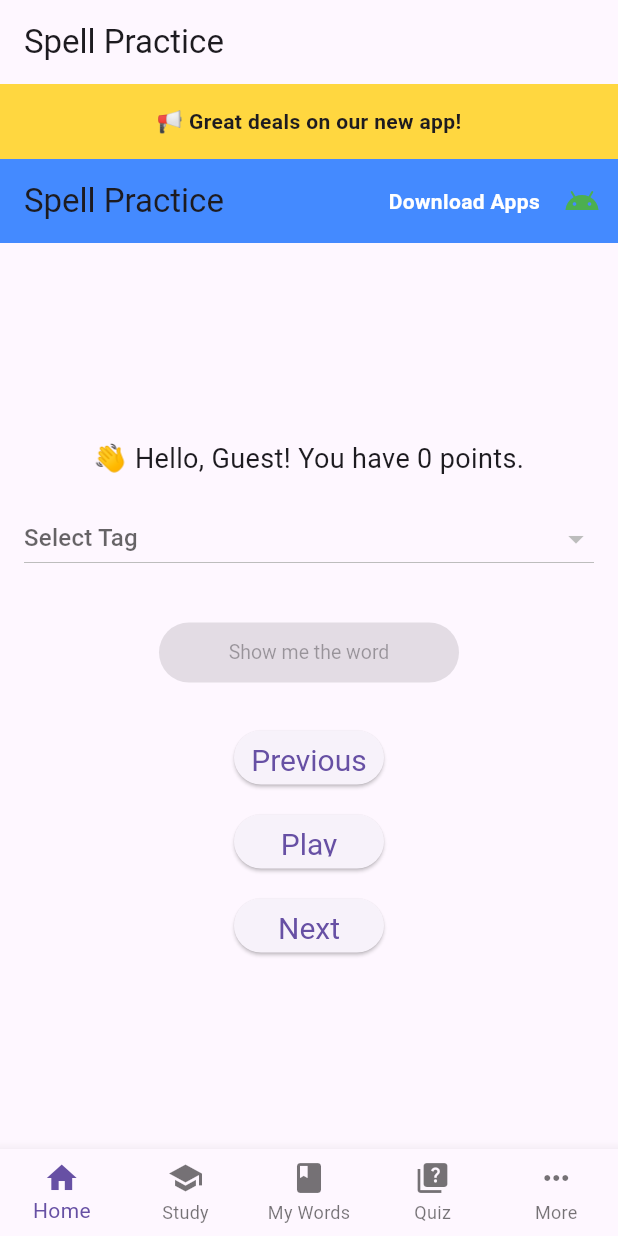
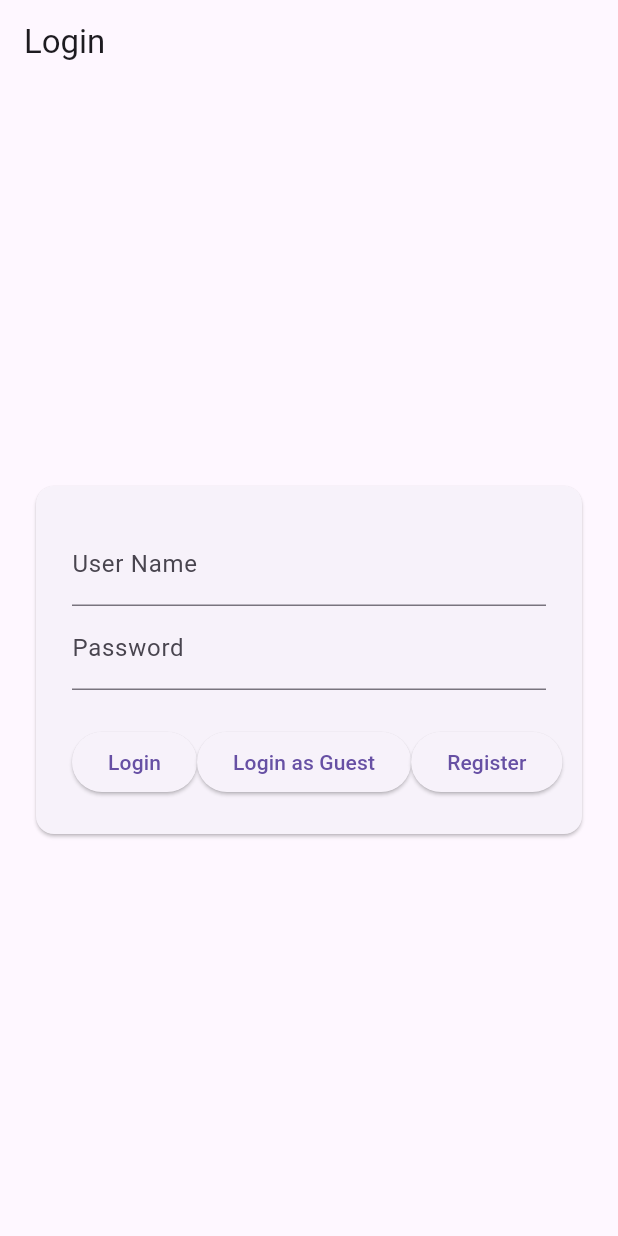
Before and after one commit to 816eric/FlutterSpell, a Flutter app: the screen it shows after launch, on a phone screen of 412 x 824 dp. Run offline on Flutter 3.47's test engine with Material 3 defaults, Android fonts, the phone set to English and light mode, and no system bars; our stand-ins replace flutter_tts, image_picker, shared_preferences; missing offline and left inert: dart:js_util, google_ml_kit.

Commit message:
add login page

```diff
--- a/lib/main.dart
+++ b/lib/main.dart
@@ -9,7 +9,13 @@ import 'services/spell_api_service.dart';
 import 'screens/settings.dart';
 import 'screens/reward_page.dart';
 import 'screens/history_page.dart';
+import 'screens/login_page.dart';
 import 'package:shared_preferences/shared_preferences.dart';
+
+Future<String?> _getLoggedInUser() async {
+  final prefs = await SharedPreferences.getInstance();
+  return prefs.getString('loggedInUser');
+}
 
 void main() {
   runApp(SpellApp());
@@ -18,17 +24,36 @@ void main() {
 class SpellApp extends StatelessWidget {
   @override
   Widget build(BuildContext context) {
+    return FutureBuilder<String?>(
+      future: _getLoggedInUser(),
+      builder: (context, snapshot) {
+        if (snapshot.connectionState != ConnectionState.done) {
+          return const MaterialApp(home: Scaffold(body: Center(child: CircularProgressIndicator())));
+        }
+        final loggedInUser = snapshot.data;
+        final bool needsLogin = (loggedInUser == null || loggedInUser.isEmpty || loggedInUser == 'Guest');
+        final Widget homeWidget = needsLogin ? const LoginPage() : MainTabController();
+        print('SpellApp: launching app, needsLogin=$needsLogin, home=${homeWidget.runtimeType}');
         return MaterialApp(
           title: 'Spell Practice App',
           theme: ThemeData(primarySwatch: Colors.blue),
-      home: MainTabController(),
+          home: homeWidget,
           routes: {
+            '/login': (context) { print('Route /login builder'); return const LoginPage(); },
+            '/home': (context) { print('Route /home builder'); return MainTabController(); },
             '/reward': (context) {
+              try {
                 final args = ModalRoute.of(context)?.settings.arguments;
                 final userName = (args is String && args.isNotEmpty) ? args : "Guest";
                 return RewardPage(currentUserName: userName);
+              } catch (e, st) {
+                print('Error building /reward: $e');
+                print(st);
+                return Scaffold(body: Center(child: Text('Failed to build RewardPage: $e')));
+              }
             },
             '/settings': (context) {
+              try {
                 final mainTabState = context.findAncestorStateOfType<_MainTabControllerState>();
                 return SettingsPage(
                   onLogin: (userName) {
@@ -38,12 +63,25 @@ class SpellApp extends StatelessWidget {
                     Navigator.of(context).pop();
                   },
                 );
+              } catch (e, st) {
+                print('Error building /settings: $e');
+                print(st);
+                return Scaffold(body: Center(child: Text('Failed to build SettingsPage: $e')));
+              }
             },
             '/history': (context) {
+              try {
                 final args = ModalRoute.of(context)?.settings.arguments;
                 final userName = (args is String && args.isNotEmpty) ? args : "Guest";
                 return HistoryPage(currentUserName: userName);
+              } catch (e, st) {
+                print('Error building /history: $e');
+                print(st);
+                return Scaffold(body: Center(child: Text('Failed to build HistoryPage: $e')));
+              }
             },
+          },
+        );
       },
     );
   }
@@ -99,23 +137,7 @@ class _MainTabControllerState extends State<MainTabController> {
     }
   }
 
-  Future<void> _ensureValidUserName() async {
-    String name = userName;
-    if (name.isEmpty) {
-      setState(() {
-        userName = "Guest";
-      });
-      return;
-    }
-    try {
-      // Try to fetch profile, fallback to Guest if fails
-      await SpellApiService.getUserProfile(name);
-    } catch (_) {
-      setState(() {
-        userName = "Guest";
-      });
-    }
-  }
+
 
   void _onUserLogin(String newUserName) async {
     String name = newUserName.trim();
--- a/lib/screens/home_page.dart
+++ b/lib/screens/home_page.dart
@@ -8,7 +8,6 @@ import '../services/spell_api_service.dart';
 import '../services/tts_helper.dart';
 import 'package:url_launcher/url_launcher.dart';
 import 'my_words_page.dart';
-import '../../main.dart';
 // For url_launcher compatibility with web, use launch and canLaunch with String
 
 class HomePage extends StatefulWidget {
@@ -114,13 +113,12 @@ class _HomePageState extends State<HomePage> {
         spellRepeatCount = spellRepeatCount;
       });
       if (tagNames.isEmpty) {
-        // Show SnackBar and switch to My Words tab
+        // Show SnackBar and navigate to My Words page so user can add tags
         WidgetsBinding.instance.addPostFrameCallback((_) {
           ScaffoldMessenger.of(context).showSnackBar(
             const SnackBar(content: Text('Please add words/tags in My Words page.')),
           );
-          // Switch to My Words tab (index 2)
-          MainTabController.switchToTab(2);
+          Navigator.of(context).push(MaterialPageRoute(builder: (_) => MyWordsPage(userName: user)));
         });
         return;
       }
--- /dev/null
+++ b/lib/screens/login_page.dart
@@ -0,0 +1,157 @@
+import 'package:flutter/material.dart';
+import 'package:shared_preferences/shared_preferences.dart';
+import '../services/spell_api_service.dart';
+
+class LoginPage extends StatefulWidget {
+  const LoginPage({Key? key}) : super(key: key);
+
+  @override
+  State<LoginPage> createState() => _LoginPageState();
+}
+
+class _LoginPageState extends State<LoginPage> {
+  final TextEditingController _nameController = TextEditingController();
+  final TextEditingController _passwordController = TextEditingController();
+  String _error = '';
+  bool _loading = false;
+
+  Future<void> _handleLogin() async {
+    setState(() { _loading = true; _error = ''; });
+    final name = _nameController.text.trim();
+    final password = _passwordController.text;
+    if (name.isEmpty || password.isEmpty) {
+      setState(() { _error = 'Please enter both user name and password.'; _loading = false; });
+      return;
+    }
+    try {
+      final isValid = await SpellApiService.verifyUserPassword(name, password);
+      if (isValid) {
+        final prefs = await SharedPreferences.getInstance();
+        await prefs.setString('loggedInUser', name);
+        Navigator.of(context).pushReplacementNamed('/home');
+      } else {
+        setState(() { _error = 'Incorrect user name or password.'; });
+      }
+    } catch (e) {
+      setState(() { _error = 'Login failed.'; });
+    } finally {
+      setState(() { _loading = false; });
+    }
+  }
+
+  Future<void> _handleGuestLogin() async {
+    final prefs = await SharedPreferences.getInstance();
+    await prefs.setString('loggedInUser', 'Guest');
+    Navigator.of(context).pushReplacementNamed('/home');
+  }
+
+  Future<void> _handleRegister() async {
+    setState(() { _loading = true; _error = ''; });
+    final name = _nameController.text.trim();
+    final password = _passwordController.text;
+    if (name.isEmpty || password.isEmpty) {
+      setState(() { _error = 'Please enter both user name and password.'; _loading = false; });
+      return;
+    }
+    final confirm = await showDialog<String>(
+      context: context,
+      builder: (context) {
+        final TextEditingController _confirmController = TextEditingController();
+        return AlertDialog(
+          title: const Text('Confirm Password'),
+          content: Column(
+            mainAxisSize: MainAxisSize.min,
+            children: [
+              const Text('Please confirm your password:'),
+              TextField(
+                controller: _confirmController,
+                obscureText: true,
+                decoration: const InputDecoration(labelText: 'Confirm Password'),
+              ),
+            ],
+          ),
+          actions: [
+            TextButton(
+              onPressed: () => Navigator.of(context).pop(null),
+              child: const Text('Cancel'),
+            ),
+            TextButton(
+              onPressed: () => Navigator.of(context).pop(_confirmController.text),
+              child: const Text('OK'),
+            ),
+          ],
+        );
+      },
+    );
+    if (confirm == null || confirm != password) {
+      setState(() { _error = 'Passwords do not match.'; _loading = false; });
+      return;
+    }
+    try {
+      final data = {"name": name, "password": password};
+      await SpellApiService.createUserProfile(data);
+      final prefs = await SharedPreferences.getInstance();
+      await prefs.setString('loggedInUser', name);
+      Navigator.of(context).pushReplacementNamed('/home');
+    } catch (e) {
+      setState(() { _error = 'Registration failed.'; });
+    } finally {
+      setState(() { _loading = false; });
+    }
+  }
+
+  @override
+  Widget build(BuildContext context) {
+    return Scaffold(
+      appBar: AppBar(title: const Text('Login')),
+      body: Center(
+        child: Card(
+          margin: const EdgeInsets.all(24),
+          child: Padding(
+            padding: const EdgeInsets.all(24),
+            child: Column(
+              mainAxisSize: MainAxisSize.min,
+              children: [
+                TextField(
+                  controller: _nameController,
+                  decoration: const InputDecoration(labelText: 'User Name'),
+                ),
+                TextField(
+                  controller: _passwordController,
+                  decoration: const InputDecoration(labelText: 'Password'),
+                  obscureText: true,
+                ),
+                if (_error.isNotEmpty)
+                  Padding(
+                    padding: const EdgeInsets.only(top: 8),
+                    child: Text(_error, style: const TextStyle(color: Colors.red)),
+                  ),
+                const SizedBox(height: 24),
+                if (_loading)
+                  const CircularProgressIndicator()
+                else
+                  Row(
+                    mainAxisAlignment: MainAxisAlignment.spaceEvenly,
+                    children: [
+                      ElevatedButton(
+                        onPressed: _handleLogin,
+                        child: const Text('Login'),
+                      ),
+                      ElevatedButton(
+                        onPressed: _handleGuestLogin,
+                        child: const Text('Login as Guest'),
+                      ),
+                      ElevatedButton(
+                        onPressed: _handleRegister,
+                        child: const Text('Register'),
+                      ),
+                    ],
+                  ),
+              ],
+            ),
+          ),
+        ),
+      ),
+    );
+  }
+}
```
Lines whose indentation alone changed are shown as unchanged.
